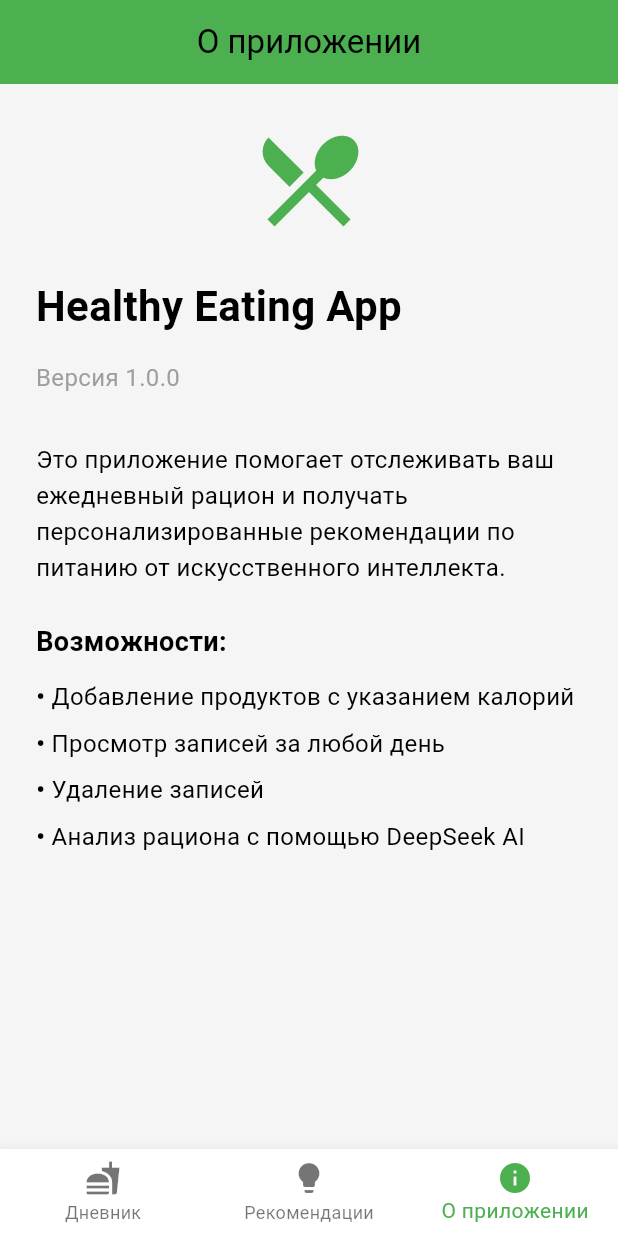
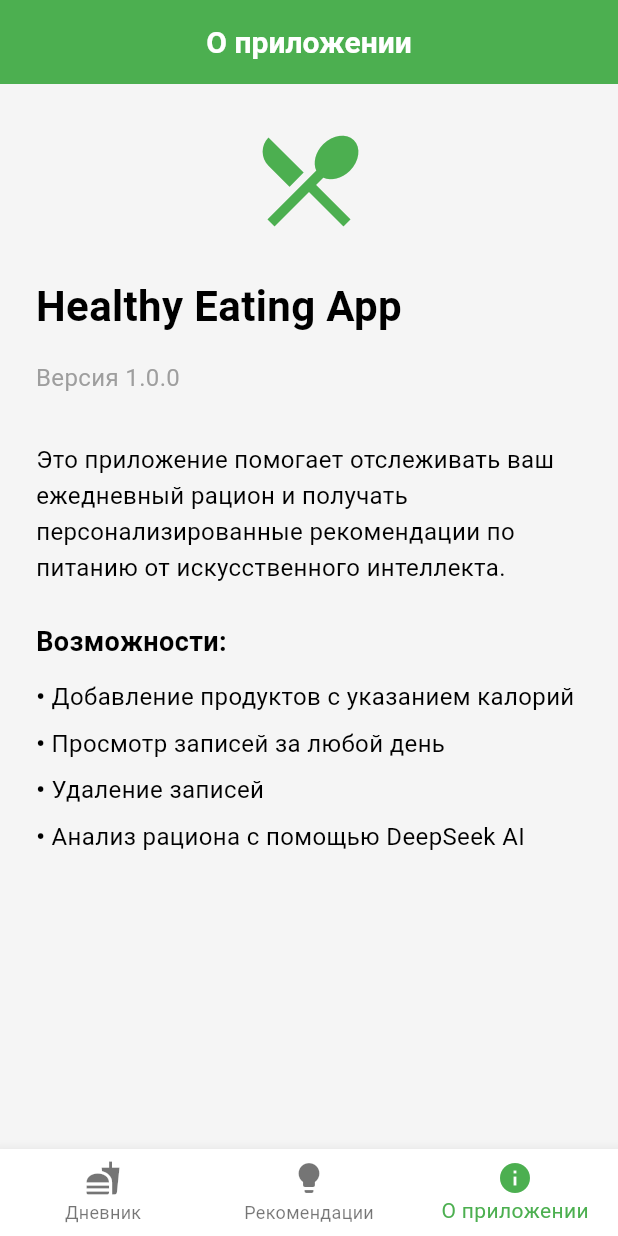
Before and after one commit to markowskyyy/healthy_eating_app, a Flutter app: the AboutScreen screen opened by its route, on a phone screen of 412 x 824 dp. Run offline on Flutter 3.47's test engine with Material 3 defaults, Android fonts, the phone set to English and light mode, and no system bars; our stand-ins replace cloud_firestore, firebase_core, flutter_dotenv, flutter_riverpod, freezed_annotation, go_router and 1 more; accounts and stored records are empty; Roboto replaces fonts that are missing (Nunito).

Commit message:
update working with ai

```diff
--- a/lib/core/consts/design.dart
+++ b/lib/core/consts/design.dart
@@ -9,13 +9,79 @@ class AppColors {
 }
 
 class AppTextStyles {
+  static const String fontFamily = 'Nunito';
+
+  // Заголовки
   static const TextStyle headline = TextStyle(
+    fontFamily: fontFamily,
     fontSize: 24,
     fontWeight: FontWeight.bold,
     color: AppColors.textDark,
   );
-  static const TextStyle bodyText = TextStyle(
-    fontSize: 16,
+
+  static const TextStyle title = TextStyle(
+    fontFamily: fontFamily,
+    fontSize: 20,
+    fontWeight: FontWeight.bold,
     color: AppColors.textDark,
   );
+
+  static const TextStyle titleWhite = TextStyle(
+    fontFamily: fontFamily,
+    fontSize: 20,
+    fontWeight: FontWeight.bold,
+    color: Colors.white,
+  );
+
+  static const TextStyle subtitle = TextStyle(
+    fontFamily: fontFamily,
+    fontSize: 16,
+    fontWeight: FontWeight.w600,
+    color: AppColors.textDark,
+  );
+
+  // Основной текст
+  static const TextStyle body = TextStyle(
+    fontFamily: fontFamily,
+    fontSize: 14,
+    fontWeight: FontWeight.normal,
+    color: AppColors.textDark,
+  );
+
+  static const TextStyle bodySmall = TextStyle(
+    fontFamily: fontFamily,
+    fontSize: 12,
+    fontWeight: FontWeight.normal,
+    color: AppColors.textLight,
+  );
+
+  // Кнопки
+  static const TextStyle button = TextStyle(
+    fontFamily: fontFamily,
+    fontSize: 16,
+    fontWeight: FontWeight.w600,
+    color: Colors.white,
+  );
+
+  static const TextStyle buttonLight = TextStyle(
+    fontFamily: fontFamily,
+    fontSize: 16,
+    fontWeight: FontWeight.w600,
+    color: AppColors.textDark,
+  );
+
+  // Цифры/статистика
+  static const TextStyle statNumber = TextStyle(
+    fontFamily: fontFamily,
+    fontSize: 36,
+    fontWeight: FontWeight.bold,
+    color: AppColors.textDark,
+  );
+
+  static const TextStyle statLabel = TextStyle(
+    fontFamily: fontFamily,
+    fontSize: 14,
+    fontWeight: FontWeight.normal,
+    color: AppColors.textLight,
+  );
 }
--- a/lib/data/models/food_entry_model.dart
+++ b/lib/data/models/food_entry_model.dart
@@ -15,7 +15,7 @@ class FoodEntryModel extends FoodEntry {
   factory FoodEntryModel.fromFirestore(DocumentSnapshot doc) {
     final data = doc.data() as Map<String, dynamic>;
     return FoodEntryModel(
-      id: doc.id, // TODO взять id [id]
+      id: doc.id,
       date: (data['date'] as Timestamp).toDate(),
       name: data['name'] as String,
       mass: (data['mass'] as num).toDouble(),
@@ -23,7 +23,6 @@ class FoodEntryModel extends FoodEntry {
     );
   }
 
-  /// Преобразование в Map для сохранения в Firestore
   Map<String, dynamic> toDocument() {
     return {
       'date': Timestamp.fromDate(date),
@@ -33,7 +32,6 @@ class FoodEntryModel extends FoodEntry {
     };
   }
 
-  /// Создание модели из доменной сущности (для операций добавления/обновления)
   factory FoodEntryModel.fromEntity(FoodEntry entity) {
     return FoodEntryModel(
       id: entity.id,
--- a/lib/presentation/pages/about_screen.dart
+++ b/lib/presentation/pages/about_screen.dart
@@ -9,7 +9,10 @@ class AboutScreen extends StatelessWidget {
   Widget build(BuildContext context) {
     return Scaffold(
       appBar: AppBar(
-        title: const Text('О приложении'),
+        title: Text(
+            'О приложении',
+            style: AppTextStyles.title.copyWith(color: Colors.white)
+        ),
         backgroundColor: AppColors.primary,
       ),
       body: Padding(
```
Also changed, not shown: lib/data/repositories/firebase_food_repository.dart (+0 -9 lines), lib/data/repositories/openrouter_ai_repository.dart (+2 -10 lines), lib/domain/entities/food_entry.dart (+7 -0 lines), lib/domain/usecases/get_recommendations.dart (+29 -4 lines), lib/presentation/pages/home_page.dart (+22 -47 lines), lib/presentation/pages/recommendations_screen.dart (+5 -2 lines), lib/presentation/viewmodels/home/home_viewmodel.dart (+6 -14 lines), lib/presentation/widgets/home_page_body.dart (added, +47 -0 lines).
